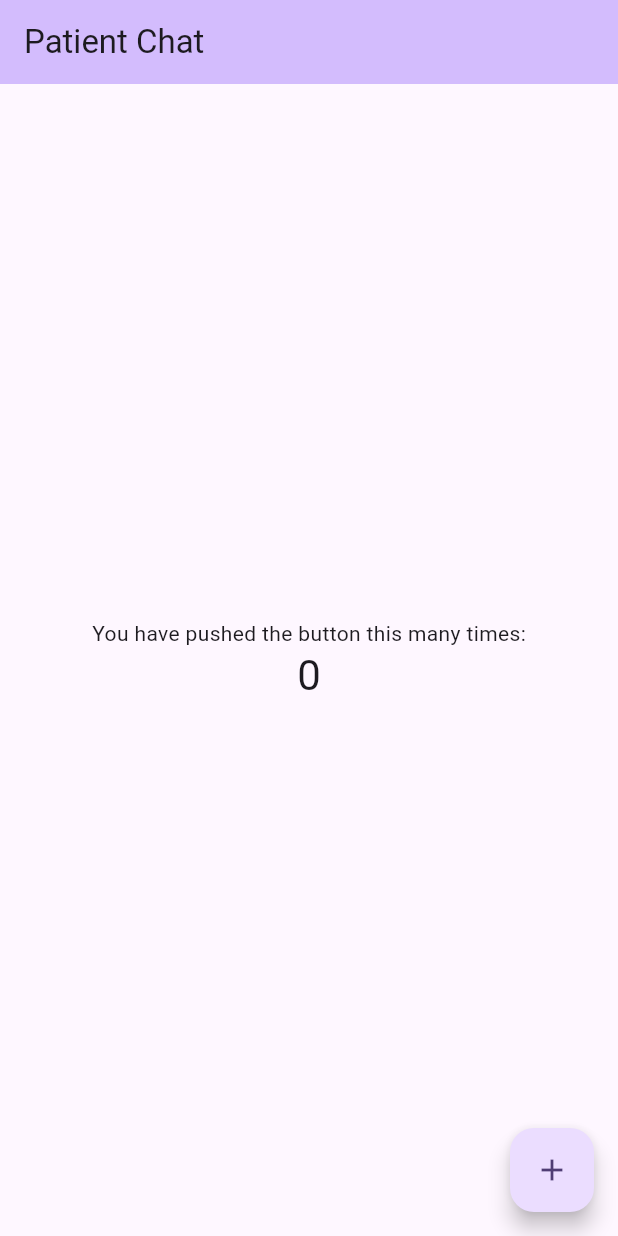
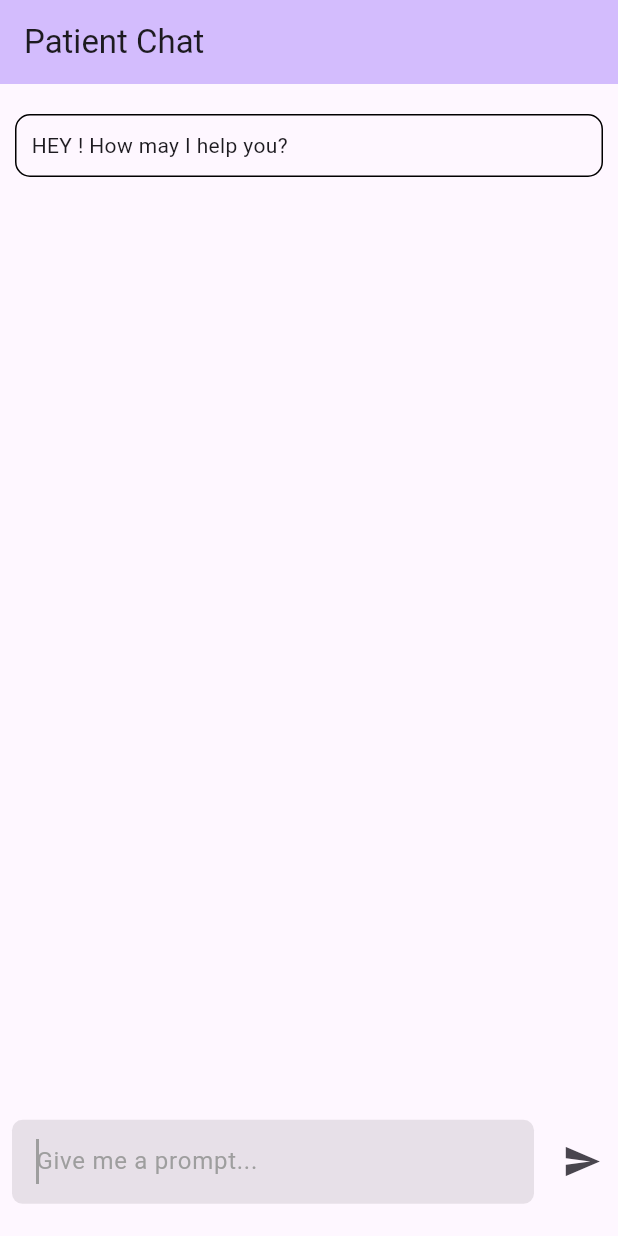
Before and after one commit to theotherdy/flutter_ai_chat, a Flutter app: the screen it shows after launch, on a phone screen of 412 x 824 dp. Run offline on Flutter 3.47's test engine with Material 3 defaults, Android fonts, the phone set to English and light mode, and no system bars; our stand-ins replace flutter_dotenv; Roboto replaces fonts that are missing (Cera Pro).

Commit message:
First send and return from ChatGPT

```diff
--- /dev/null
+++ b/lib/chat_section.dart
@@ -0,0 +1,173 @@
+import 'package:flutter/material.dart';
+import 'open_ai_service.dart';
+
+class ChatSection extends StatefulWidget {
+  const ChatSection({super.key});
+
+  @override
+  State<ChatSection> createState() => _ChatSectionState();
+}
+
+class _ChatSectionState extends State<ChatSection> {
+  TextEditingController promptController = TextEditingController();
+  String prompt = '';
+  String chatSpeech = '';
+
+  bool showLoader = false;
+
+  final OpenAiService openAiService = OpenAiService();
+
+  @override
+  void dispose() {
+    promptController.dispose();
+    super.dispose();
+  }
+
+  @override
+  Widget build(BuildContext context) {
+    return Column(
+      children: [
+        // chatGPT response container
+        Expanded(
+          child: SingleChildScrollView(
+            child: Align(
+              alignment: Alignment.topLeft,
+              //chatGPT response chat bubble
+              child: showLoader == true
+                  ? const Center(
+                      child: Padding(
+                        padding: EdgeInsets.only(
+                          top: 30.0,
+                        ),
+                        child: CircularProgressIndicator(
+                            //color: ,
+                            ),
+                      ),
+                    )
+                  : Row(
+                      mainAxisAlignment: MainAxisAlignment.center,
+                      crossAxisAlignment: CrossAxisAlignment.start,
+                      mainAxisSize: MainAxisSize.max,
+                      children: [
+                        Padding(
+                          padding: const EdgeInsets.only(
+                            top: 15.0,
+                          ),
+                          //child: Image.asset(
+                          //  "./assets/images/icon2.png",
+                          //  width: 40,
+                          //),
+                        ),
+                        Expanded(
+                          child: Container(
+                            margin: const EdgeInsets.symmetric(
+                              horizontal: 10,
+                              vertical: 20,
+                            ),
+                            padding: const EdgeInsets.all(10),
+                            decoration: BoxDecoration(
+                              border: Border.all(
+                                  //color: Pallete.borderColor,
+                                  ),
+                              borderRadius: BorderRadius.circular(10),
+                            ),
+                            child: Text(
+                              chatSpeech == ""
+                                  ? "HEY ! How may I help you?"
+                                  : chatSpeech,
+                              style: const TextStyle(
+                                //color: Pallete.borderColor,
+                                fontFamily: "Cera Pro",
+                              ),
+                            ),
+                          ),
+                        ),
+                      ],
+                    ),
+            ),
+          ),
+        ),
+
+        // Prompt Input section
+        Container(
+          height: MediaQuery.of(context).size.height * 0.12,
+          decoration: const BoxDecoration(
+            //color: Pallete.textFieldColor,
+            borderRadius: BorderRadius.only(
+              topLeft: Radius.circular(
+                0,
+              ),
+              topRight: Radius.circular(
+                0,
+              ),
+            ),
+          ),
+          child: Row(
+            mainAxisAlignment: MainAxisAlignment.spaceBetween,
+            crossAxisAlignment: CrossAxisAlignment.center,
+            mainAxisSize: MainAxisSize.max,
+            children: [
+              //Input text field
+              Expanded(
+                child: Container(
+                  // width: MediaQuery.of(context).size.width * 0.8,
+                  padding: const EdgeInsets.all(8),
+                  child: TextField(
+                    cursorColor: Colors.grey,
+                    cursorHeight: 30,
+                    controller: promptController,
+                    autocorrect: true,
+                    autofocus: true,
+                    // maxLength: 200,
+                    maxLines: null,
+                    keyboardType: TextInputType.multiline,
+                    style: const TextStyle(
+                      color: Colors.white,
+                      fontFamily: "Cera Pro",
+                    ),
+                    decoration: InputDecoration(
+                      border: OutlineInputBorder(
+                        borderRadius: BorderRadius.circular(7),
+                        borderSide: BorderSide.none,
+                      ),
+                      filled: true,
+                      //fillColor: Pallete.textBoxColor,
+                      hintStyle: const TextStyle(
+                        color: Colors.grey,
+                      ),
+                      hintText: 'Give me a prompt...',
+                    ),
+                  ),
+                ),
+              ),
+
+              // send button
+              IconButton(
+                onPressed: () async {
+                  setState(
+                    () {
+                      prompt = promptController.value.text.toString();
+                      showLoader = true;
+                    },
+                  );
+                  final speech = await openAiService.chatGPTApi(prompt);
+                  setState(() {
+                    chatSpeech = speech;
+                    showLoader = false;
+                  });
+                  // print(speech);
+                  promptController.clear();
+                },
+                icon: const Icon(
+                  Icons.send,
+                  //color: Pallete.primaryColor,
+                  size: 26,
+                ),
+              ),
+            ],
+          ),
+        )
+      ],
+    );
+  }
+}
--- a/lib/homepage.dart
+++ b/lib/homepage.dart
@@ -1,4 +1,6 @@
 import 'package:flutter/material.dart';
+
+import 'chat_section.dart';
 
 class HomePage extends StatefulWidget {
   const HomePage({super.key, required this.title});
@@ -19,19 +21,6 @@ class HomePage extends StatefulWidget {
 }
 
 class _HomePageState extends State<HomePage> {
-  int _counter = 0;
-
-  void _incrementCounter() {
-    setState(() {
-      // This call to setState tells the Flutter framework that something has
-      // changed in this State, which causes it to rerun the build method below
-      // so that the display can reflect the updated values. If we changed
-      // _counter without calling setState(), then the build method would not be
-      // called again, and so nothing would appear to happen.
-      _counter++;
-    });
-  }
-
   @override
   Widget build(BuildContext context) {
     // This method is rerun every time setState is called, for instance as done
@@ -50,40 +39,12 @@ class _HomePageState extends State<HomePage> {
         // the App.build method, and use it to set our appbar title.
         title: Text(widget.title),
       ),
-      body: Center(
-        // Center is a layout widget. It takes a single child and positions it
-        // in the middle of the parent.
-        child: Column(
-          // Column is also a layout widget. It takes a list of children and
-          // arranges them vertically. By default, it sizes itself to fit its
-          // children horizontally, and tries to be as tall as its parent.
-          //
-          // Column has various properties to control how it sizes itself and
-          // how it positions its children. Here we use mainAxisAlignment to
-          // center the children vertically; the main axis here is the vertical
-          // axis because Columns are vertical (the cross axis would be
-          // horizontal).
-          //
-          // TRY THIS: Invoke "debug painting" (choose the "Toggle Debug Paint"
-          // action in the IDE, or press "p" in the console), to see the
-          // wireframe for each widget.
-          mainAxisAlignment: MainAxisAlignment.center,
-          children: <Widget>[
-            const Text(
-              'You have pushed the button this many times:',
+      body: Container(
+        decoration: const BoxDecoration(
+            //color: Pallete.chatColor,
             ),
-            Text(
-              '$_counter',
-              style: Theme.of(context).textTheme.headlineMedium,
-            ),
-          ],
-        ),
+        child: const ChatSection(),
       ),
-      floatingActionButton: FloatingActionButton(
-        onPressed: _incrementCounter,
-        tooltip: 'Increment',
-        child: const Icon(Icons.add),
-      ), // This trailing comma makes auto-formatting nicer for build methods.
     );
   }
 }
--- /dev/null
+++ b/lib/open_ai_service.dart
@@ -0,0 +1,60 @@
+import 'dart:convert'; // package to encode/decode JSON data type
+import 'package:flutter_dotenv/flutter_dotenv.dart'; // dot_env package
+import 'package:http/http.dart' as http; // http package
+
+var openAIApiKey = dotenv.env[
+    'OPEN_AI_API_KEY']; //access the OPEN_AI_API_KEY from the .env file in the root directory
+
+class OpenAiService {
+  // declaring a messages List to maintain chat history
+  final List<Map<String, String>> messages = [
+    {
+      "role": "user",
+      "content": "Ensure all responses within 200         words",
+    },
+  ];
+
+  // this async function with return a future which will resolve to a string
+  Future<String> chatGPTApi(String prompt) async {
+    // add the prompt to messages
+    messages.add({
+      "role": "user",
+      "content": prompt,
+    });
+
+    // post the prompt to the API and receive response
+    try {
+      final res = await http.post(
+        Uri.parse("https://api.openai.com/v1/chat/completions"),
+        headers: {
+          "Content-Type": "application/json",
+          "Authorization": "Bearer $openAIApiKey"
+        },
+        // encode the object to JSON
+        body: jsonEncode(
+          {
+            "model": "gpt-3.5-turbo",
+            "messages": messages,
+          },
+        ),
+      );
+
+      if (res.statusCode == 200) {
+        // decode the JSON response
+        String response =
+            jsonDecode(res.body)['choices'][0]['message']['content'];
+        response = response.trim();
+        // add the response to messages and return response
+        messages.add({
+          "role": "assistant",
+          "content": response,
+        });
+        return response;
+      } else {
+        return "OOPS! An Error occured. \n Please try again after sometime";
+      }
+    } catch (error) {
+      return error.toString();
+    }
+  }
+}
```
Also changed, not shown: lib/main.dart (+0 -7 lines).
